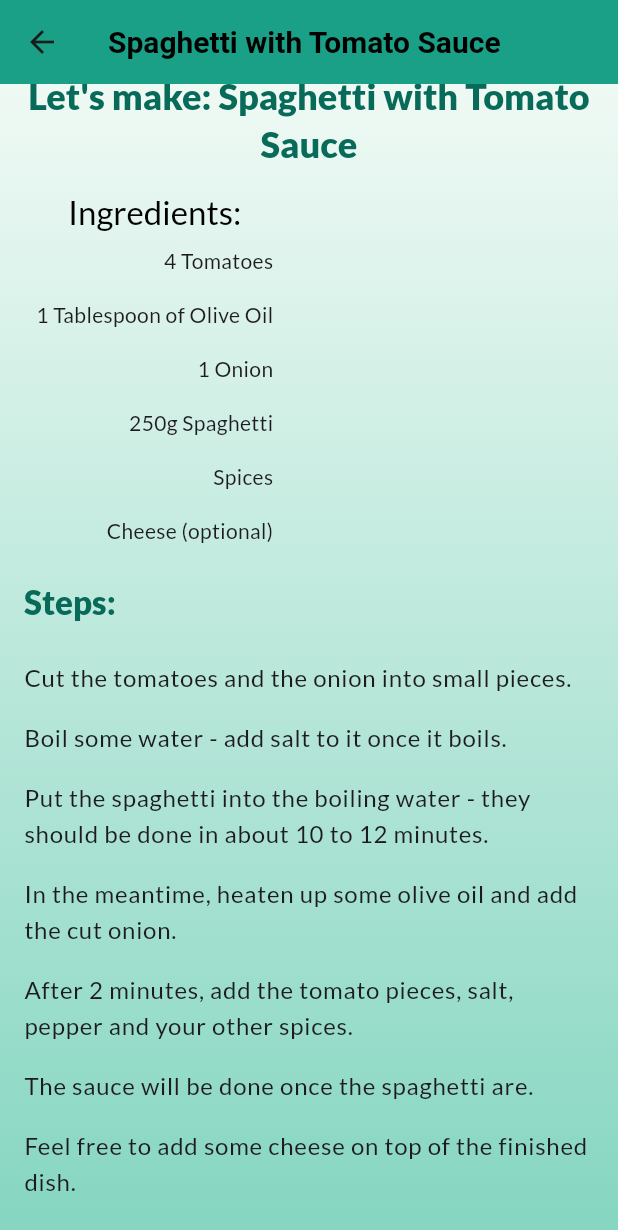
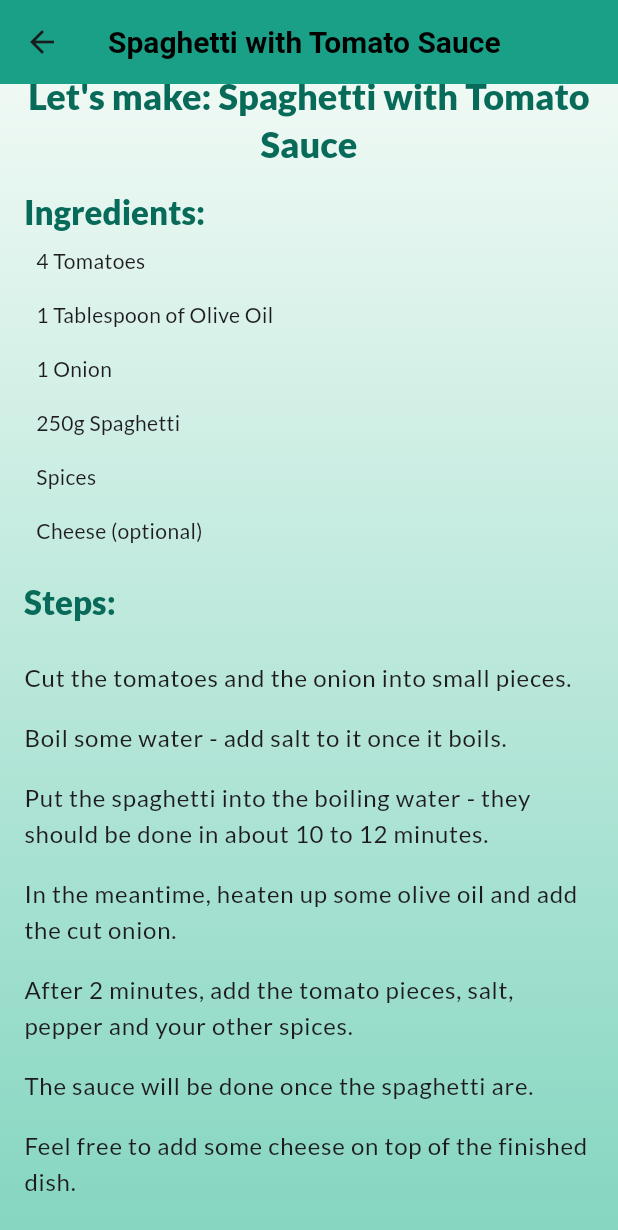
Before and after one commit to NavidZamanKhan/Meals-App, a Flutter app: the MealDetailsScreen screen opened directly with sample values from the repository, scrolled down 240 dp, on a phone screen of 412 x 824 dp. Shown: the top 1230 px of the screen. Run offline on Flutter 3.47's test engine with Material 3 defaults, Android fonts, the phone set to English and light mode, and no system bars; our stand-ins replace google_fonts, transparent_image; network calls fail.

```diff
--- a/lib/screens/meal_detailes.dart
+++ b/lib/screens/meal_detailes.dart
@@ -12,10 +12,10 @@ class MealDetailsScreen extends StatelessWidget {
   Widget build(BuildContext context) {
     return Scaffold(
       appBar: AppBar(title: Text(meal.title)),
-      body: SingleChildScrollView(
-        child: Column(
-          children: [
-            FadeInImage(
+      body: CustomScrollView(
+        slivers: [
+          SliverToBoxAdapter(
+            child: FadeInImage(
               fadeInDuration: const Duration(milliseconds: 400),
               placeholder: MemoryImage(kTransparentImage),
               image: NetworkImage(meal.imageUrl),
@@ -23,7 +23,10 @@ class MealDetailsScreen extends StatelessWidget {
               width: double.infinity,
               fit: BoxFit.cover,
             ),
-            Container(
+          ),
+          SliverFillRemaining(
+            hasScrollBody: false,
+            child: Container(
               padding: const EdgeInsets.all(16.0),
               decoration: BoxDecoration(
                 color: Theme.of(context).colorScheme.primaryFixedDim,
@@ -56,8 +59,8 @@ class MealDetailsScreen extends StatelessWidget {
                 ],
               ),
             ),
-          ],
-        ),
+          ),
+        ],
       ),
     );
   }
--- a/lib/widgets/cooking_steps.dart
+++ b/lib/widgets/cooking_steps.dart
@@ -12,16 +12,16 @@ class CookingSteps extends StatelessWidget {
       crossAxisAlignment: CrossAxisAlignment.start,
       children: [
         Column(
+          mainAxisAlignment: MainAxisAlignment.spaceAround,
+          crossAxisAlignment: CrossAxisAlignment.start,
           children: [
             Text(
               "Ingredients:",
-              style: Theme.of(
-                context,
-              ).textTheme.titleLarge!.copyWith(color: Colors.black),
+              style: Theme.of(context).textTheme.titleLarge!.copyWith(
+                color: Theme.of(context).colorScheme.primary,
+                fontWeight: FontWeight.w900,
               ),
-            Column(
-              crossAxisAlignment: CrossAxisAlignment.end,
-              children: [
+            ),
             for (var ingredient in meal.ingredients)
               Padding(
                 padding: const EdgeInsets.all(8.0),
@@ -29,8 +29,6 @@ class CookingSteps extends StatelessWidget {
                   ingredient,
                   style: Theme.of(context).textTheme.bodyMedium,
                 ),
-                  ),
-              ],
               ),
           ],
         ),
```
Also changed, not shown: lib/data/dummy_data.dart (+122 -0 lines). Lines whose indentation alone changed are shown as unchanged.
